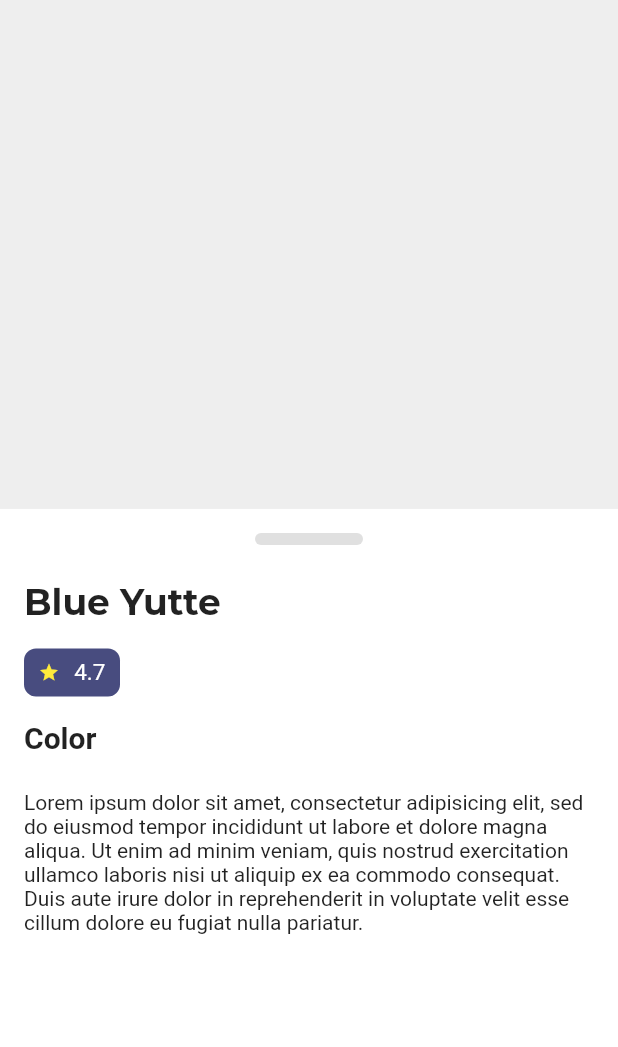
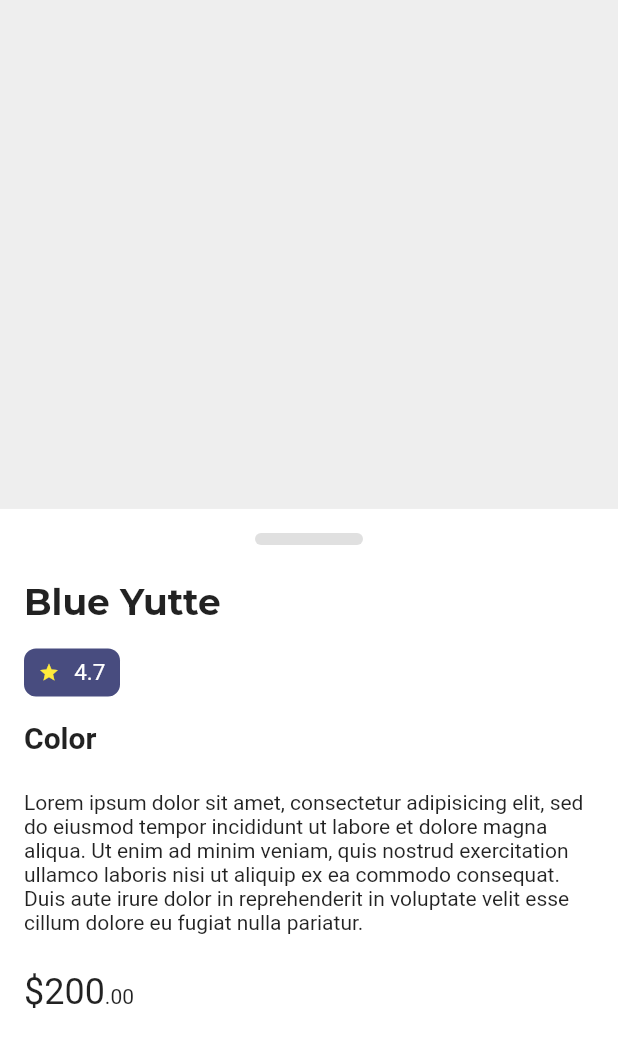
Before and after one commit to JAICHANGPARK/flutter_notebook_11th_story, a Flutter app: the FurnitureDetailPage screen opened directly, on a phone screen of 412 x 824 dp. Shown: the top 1047 px of the screen. Run offline on Flutter 3.47's test engine with Material 2 defaults, Android fonts, the phone set to English and light mode, and no system bars; our stand-ins replace backdrop, badges, flutter_inner_drawer, flutter_slidable, flutter_swiper, google_fonts; network calls fail.

Commit message:
Update detail_page.dart

```diff
--- a/lib/ep735_furniture_app/ui/detail_page.dart
+++ b/lib/ep735_furniture_app/ui/detail_page.dart
@@ -91,7 +91,10 @@ class _FurnitureDetailPageState extends State<FurnitureDetailPage> {
                   Text.rich(
                     TextSpan(
                       children:[
-
+                        TextSpan( text: "\$200", style: TextStyle(
+                          fontSize: 24,
+                        )),
+                        TextSpan( text: ".00"),
                       ]
                     )
                   ),
```
